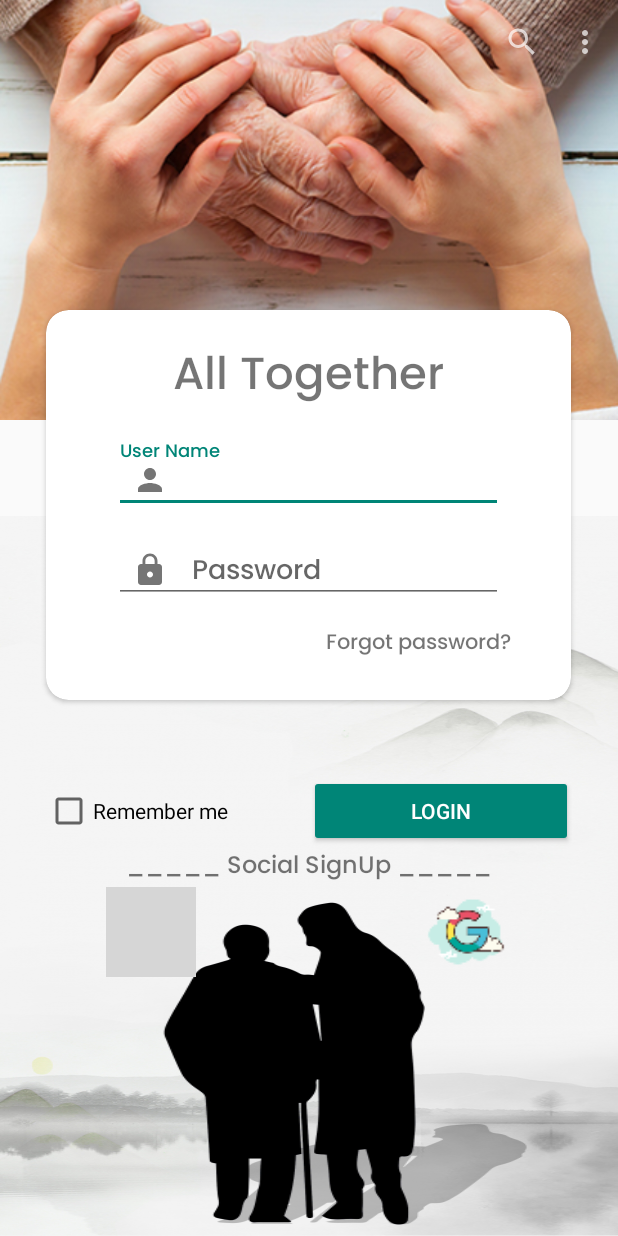
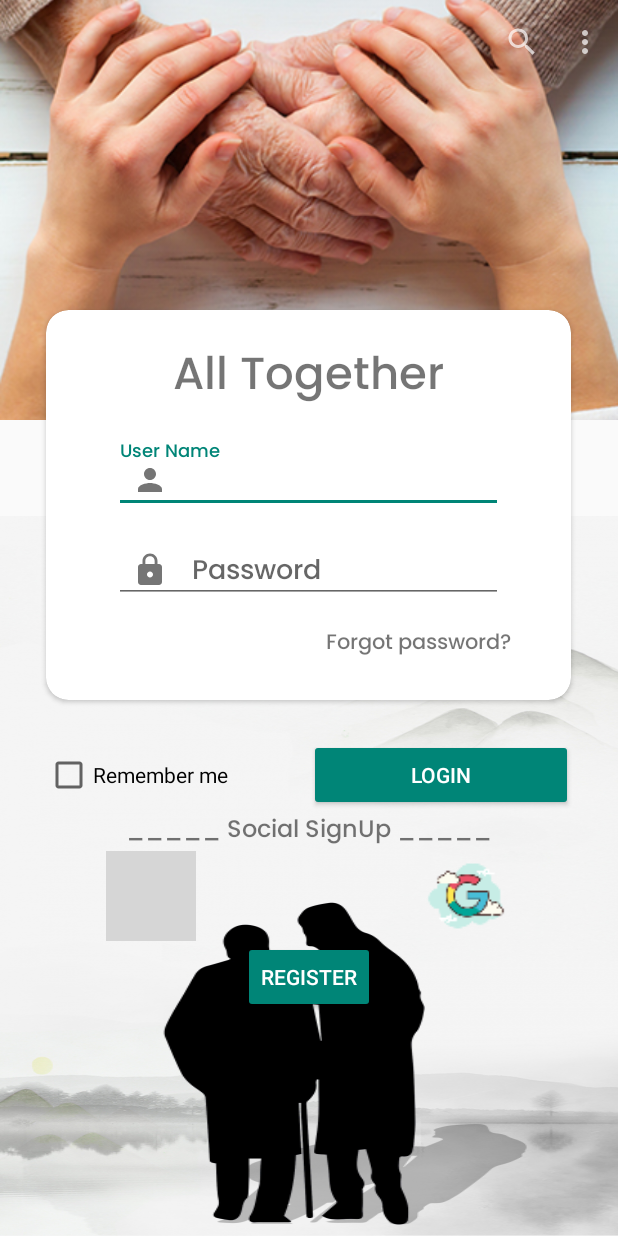
Before and after one commit to Jacob22g/All_Together, an Android app: the screen it shows after launch (MainActivity), on a phone screen of 412 x 824 dp. Run offline under Robolectric (Android 15) with nearby library versions, the phone set to English and light mode, and no system bars; grey boxes are pictures that could not be loaded.

Commit message:
add register fragment but the card view blocks it.

```diff
--- a/app/src/main/java/com/example/all_together/MainActivity.java
+++ b/app/src/main/java/com/example/all_together/MainActivity.java
@@ -6,6 +6,9 @@ import androidx.appcompat.app.AppCompatActivity;
 import androidx.appcompat.widget.Toolbar;
 import androidx.core.view.GravityCompat;
 import androidx.drawerlayout.widget.DrawerLayout;
+import androidx.fragment.app.Fragment;
+import androidx.fragment.app.FragmentManager;
+import androidx.fragment.app.FragmentTransaction;
 
 import android.annotation.SuppressLint;
 import android.os.Bundle;
@@ -13,9 +16,13 @@ import android.view.Gravity;
 import android.view.Menu;
 import android.view.MenuInflater;
 import android.view.MenuItem;
+import android.view.View;
+import android.widget.Button;
 import android.widget.Toast;
 
-public class MainActivity extends AppCompatActivity {
+public class MainActivity extends AppCompatActivity implements RegisterFragment.OnRegisterFragmentListener {
+
+    final String REGISTER_FRAGMENT_TAG = "register_fragment";
 
     DrawerLayout drawerLayout;
     private Toolbar toolbar;
@@ -31,6 +38,21 @@ public class MainActivity extends AppCompatActivity {
 //        ActionBar actionBar = getSupportActionBar();
 //        actionBar.setDisplayHomeAsUpEnabled(true);
 //        actionBar.setHomeAsUpIndicator(R.drawable.home_icon2);
+
+        Button registerBtn = findViewById(R.id.regiser_btn);
+        registerBtn.setOnClickListener(new View.OnClickListener() {
+            @Override
+            public void onClick(View v) {
+
+                RegisterFragment registerFragment = new RegisterFragment();
+                FragmentManager fragmentManager = getSupportFragmentManager();
+                FragmentTransaction transaction = fragmentManager.beginTransaction();
+                transaction.add(R.id.root_layout, registerFragment,REGISTER_FRAGMENT_TAG);
+                transaction.addToBackStack(null);
+                transaction.commit();
+            }
+        });
+
     }
 
     @Override
@@ -54,4 +76,12 @@ public class MainActivity extends AppCompatActivity {
         menuInflater.inflate(R.menu.menu, menu);
         return true;
     }
+
+    @Override
+    public void onRegister(String username, String password, String email) {
+
+        Toast.makeText(this, username + ", " + password + ", " + email, Toast.LENGTH_SHORT).show();
+        Fragment fragment = getSupportFragmentManager().findFragmentByTag(REGISTER_FRAGMENT_TAG);
+        getSupportFragmentManager().beginTransaction().remove(fragment).commit();
+    }
 }
--- a/app/src/main/res/layout/activity_main.xml
+++ b/app/src/main/res/layout/activity_main.xml
@@ -3,6 +3,7 @@
 <androidx.coordinatorlayout.widget.CoordinatorLayout
     android:layout_height="match_parent"
     android:layout_width="match_parent"
+    android:id="@+id/root_layout"
     xmlns:android="http://schemas.android.com/apk/res/android"
     xmlns:app="http://schemas.android.com/apk/res-auto">
 
@@ -204,6 +205,14 @@
 
         </LinearLayout>
 
+        <Button
+            android:layout_width="wrap_content"
+            android:layout_height="wrap_content"
+            android:text="Register"
+            android:id="@+id/regiser_btn"
+            style="@style/Widget.AppCompat.Button.Colored"
+            android:layout_gravity="center"/>
+
     </LinearLayout>
 
 </androidx.coordinatorlayout.widget.CoordinatorLayout>
```
